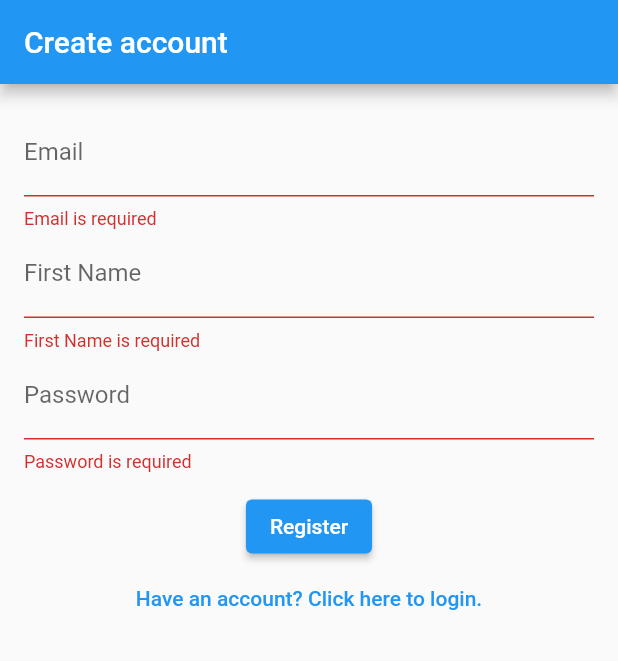
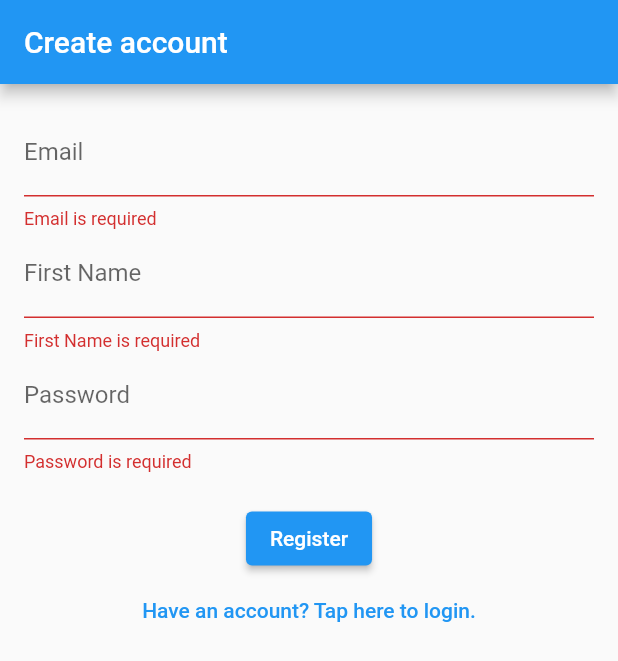
Before and after one commit to JoaoG250/reviseme-flutter, a Flutter app: the screen it shows after launch, after a tap on "Login", after a tap on "Dont have an account? Tap here to regist", after a tap on "Register", on a phone screen of 412 x 824 dp. Shown: the top 661 px of the screen. Run offline on Flutter 3.47's test engine with Material 2 defaults, Android fonts, the phone set to English and light mode, and no system bars; our stand-ins replace get_it, shared_preferences.

Commit message:
refactor: auth forms

```diff
--- a/lib/screens/auth.dart
+++ b/lib/screens/auth.dart
@@ -2,6 +2,7 @@ import 'package:flutter/material.dart';
 import 'package:get_it/get_it.dart';
 import 'package:reviseme/models/http.dart';
 import 'package:reviseme/services/auth.dart';
+import 'package:reviseme/utils/valitators.dart';
 import 'package:shared_preferences/shared_preferences.dart';
 
 enum AuthMode {
@@ -79,52 +80,31 @@ class _AuthScreenState extends State<AuthScreen> {
     }
   }
 
-  Widget _buildButtons() {
-    if (_authMode == AuthMode.login) {
-      return Column(
-        children: <Widget>[
+  List<Widget> _buildButtons() {
+    return [
       ElevatedButton(
-            child: const Text('Login'),
+        child: _authMode == AuthMode.login
+            ? const Text('Login')
+            : const Text('Register'),
         onPressed: _submit,
       ),
       TextButton(
-            child: const Text('Dont have an account? Tap here to register.'),
+        child: _authMode == AuthMode.login
+            ? const Text('Dont have an account? Tap here to register.')
+            : const Text('Have an account? Tap here to login.'),
         onPressed: _changeAuthMode,
       ),
-        ],
-      );
-    } else {
-      return Column(
-        children: <Widget>[
-          ElevatedButton(
-            child: const Text('Register'),
-            onPressed: _submit,
-          ),
-          TextButton(
-            child: const Text('Have an account? Click here to login.'),
-            onPressed: _changeAuthMode,
-          )
-        ],
-      );
-    }
+    ];
   }
 
-  Widget _buildForm() {
-    return Form(
-      key: _formKey,
-      child: Column(
-        children: <Widget>[
+  List<Widget> _buildFormFields() {
+    return [
       TextFormField(
         initialValue: _email,
         decoration: const InputDecoration(
           labelText: 'Email',
         ),
-            validator: (value) {
-              if (value == null || value.isEmpty) {
-                return 'Email is required';
-              }
-              return null;
-            },
+        validator: (value) => requiredValidator(value, 'Email'),
         onSaved: (value) => _email = value,
       ),
       _authMode == AuthMode.register
@@ -133,12 +113,7 @@ class _AuthScreenState extends State<AuthScreen> {
               decoration: const InputDecoration(
                 labelText: 'First Name',
               ),
-                  validator: (value) {
-                    if (value == null || value.isEmpty) {
-                      return 'First Name is required';
-                    }
-                    return null;
-                  },
+              validator: (value) => requiredValidator(value, 'First Name'),
               onSaved: (value) => _firstName = value,
             )
           : Container(),
@@ -147,17 +122,21 @@ class _AuthScreenState extends State<AuthScreen> {
         decoration: const InputDecoration(
           labelText: 'Password',
         ),
-            validator: (value) {
-              if (value == null || value.isEmpty) {
-                return 'Password is required';
-              }
-              return null;
-            },
+        validator: (value) => requiredValidator(value, 'Password'),
         onSaved: (value) => _password = value,
         obscureText: true,
-          ),
-          const SizedBox(height: 12.0),
-          _buildButtons(),
+      )
+    ];
+  }
+
+  Widget _buildForm() {
+    return Form(
+      key: _formKey,
+      child: Column(
+        children: <Widget>[
+          ..._buildFormFields(),
+          const SizedBox(height: 20.0),
+          ..._buildButtons(),
         ],
       ),
     );
--- /dev/null
+++ b/lib/utils/valitators.dart
@@ -0,0 +1,9 @@
+requiredValidator(String? value, String? fieldName) {
+  if (value == null || value.isEmpty) {
+    if (fieldName != null) {
+      return '$fieldName is required';
+    }
+    return 'This field is required';
+  }
+  return null;
+}
```
Lines whose indentation alone changed are shown as unchanged.
